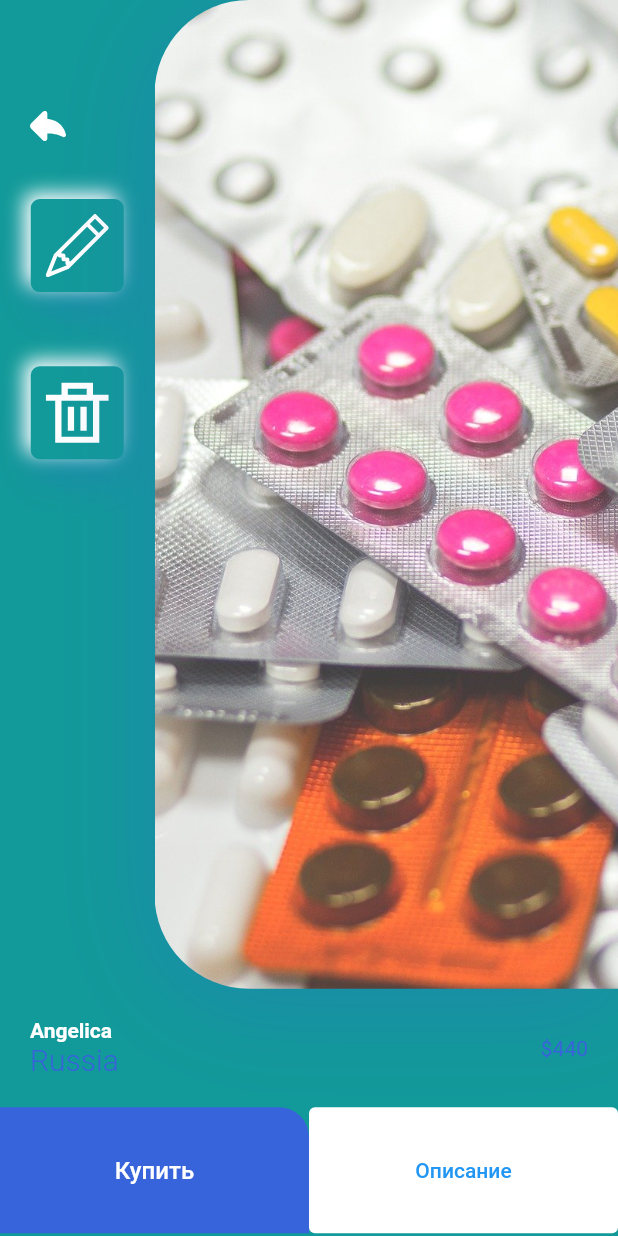
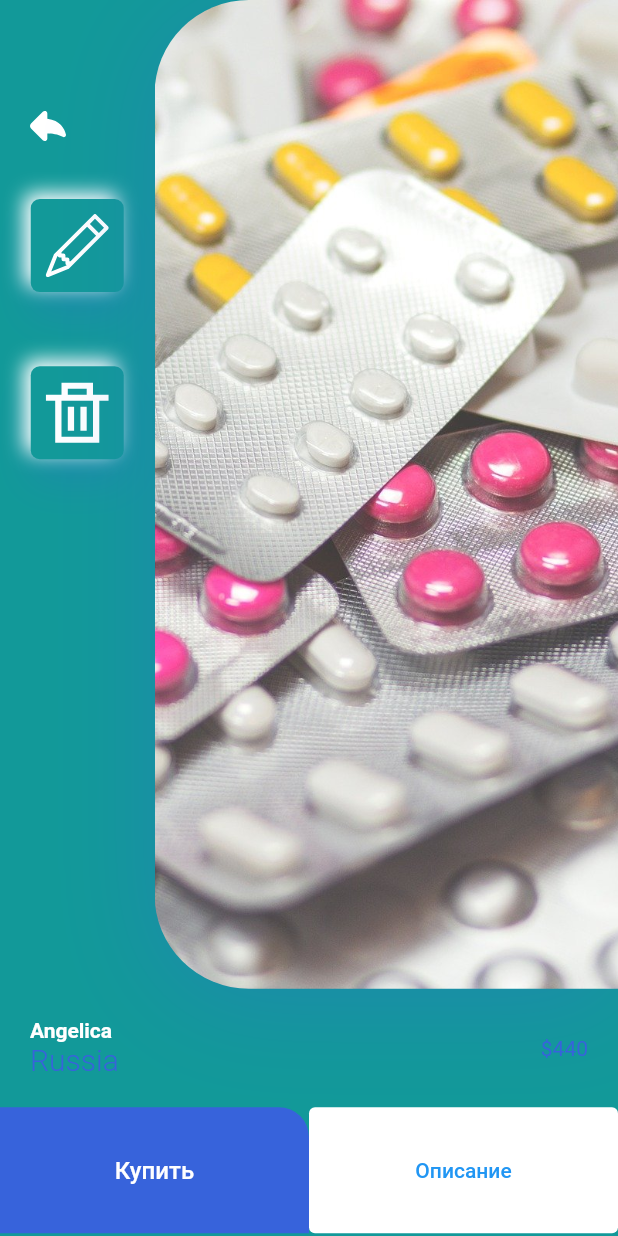
Before and after one commit to dev-Macintosh/Pocket_apteka, a Flutter app: the screen it shows after launch, after a tap on an icon or button, on a phone screen of 412 x 824 dp. Run offline on Flutter 3.47's test engine with Material 2 defaults, Android fonts, the phone set to English and light mode, and no system bars; our stand-ins replace flutter_svg.

Commit message:
add imagesrc for detail-page

```diff
--- a/lib/screens/details/components/body.dart
+++ b/lib/screens/details/components/body.dart
@@ -7,15 +7,15 @@ import 'images_and_icons.dart';
 import 'title_and_price.dart';
 
 class Body extends StatelessWidget {
-  const Body({super.key});
-
+  const Body({super.key,this.imageSrc=""});
+  final String imageSrc;
   @override
   Widget build(BuildContext context) {
     Size size = MediaQuery.of(context).size;
     return SingleChildScrollView(
       child: Column(
         children: <Widget>[
-          ImageAndIcons(size: size),
+          ImageAndIcons(size: size,imageSrc: imageSrc,),
           TitleAndPrice(title: "Angelica", country: "Russia", price: 440),
           SizedBox(height: kPaddingOffset),
           Row(
--- a/lib/screens/details/components/images_and_icons.dart
+++ b/lib/screens/details/components/images_and_icons.dart
@@ -9,8 +9,9 @@ class ImageAndIcons extends StatelessWidget {
   const ImageAndIcons({
     super.key,
     required this.size,
+    required this.imageSrc
   });
-
+  final String imageSrc;
   final Size size;
 
   @override
@@ -60,9 +61,9 @@ class ImageAndIcons extends StatelessWidget {
                   ),
                 ],
                 image: DecorationImage(
-                  alignment: Alignment.centerLeft,
+                  alignment: Alignment.center,
                   fit: BoxFit.cover,
-                  image: AssetImage("assets/images/medicament_1.jpg"),
+                  image: AssetImage(imageSrc),
                 ),
               ),
             ),
--- a/lib/screens/details/details_screen.dart
+++ b/lib/screens/details/details_screen.dart
@@ -5,12 +5,12 @@ import 'package:flutter/src/widgets/placeholder.dart';
 import 'components/body.dart';
 
 class DetailScreen extends StatelessWidget {
-  const DetailScreen({super.key});
-
+  const DetailScreen({super.key,this.imageSrc=""});
+  final String imageSrc;
   @override
   Widget build(BuildContext context) {
     return Scaffold(
-      body: Body()
+      body: Body(imageSrc: imageSrc)
     );
   }
 }
--- a/lib/screens/home/components/recommended_medicaments.dart
+++ b/lib/screens/home/components/recommended_medicaments.dart
@@ -20,7 +20,7 @@ class RecommendedMedicaments extends StatelessWidget {
                 Navigator.push(
                     context,
                     MaterialPageRoute(
-                      builder: (context) => DetailScreen(),
+                      builder: (context) => DetailScreen(imageSrc: "assets/images/medicament_1.jpg",),
                     ))
               },
               price: "100",
@@ -33,7 +33,7 @@ class RecommendedMedicaments extends StatelessWidget {
                 Navigator.push(
                     context,
                     MaterialPageRoute(
-                      builder: (context) => DetailScreen(),
+                      builder: (context) => DetailScreen(imageSrc: "assets/images/medicament_2.jpg",),
                     ))
               },
               price: "200",
@@ -46,7 +46,7 @@ class RecommendedMedicaments extends StatelessWidget {
                 Navigator.push(
                     context,
                     MaterialPageRoute(
-                      builder: (context) => DetailScreen(),
+                      builder: (context) => DetailScreen(imageSrc: "assets/images/medicament_3.jpg",),
                     ))
               },
               price: "300",
```
